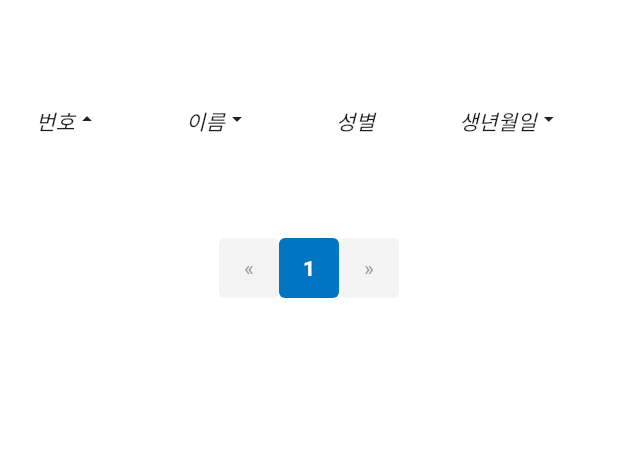
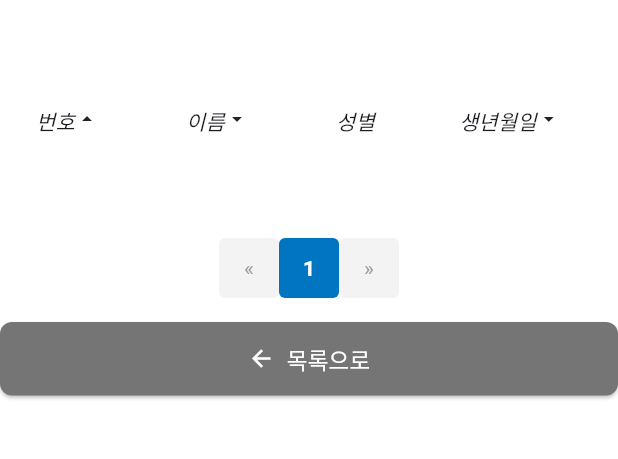
Before and after one commit to KU-BrainLab/oneclick_front, a Flutter app: the UsersPageReport screen opened by its route, on a phone screen of 412 x 824 dp, the part 233-692 px from its top. Run offline on Flutter 3.47's test engine with Material 3 defaults, Android fonts, the phone set to English and light mode, and no system bars; our stand-ins replace fl_chart, flutter_svg, go_router, hive, hive_flutter, pdf and 2 more; missing offline and left inert: dart:html; accounts and stored records are empty; network calls fail; Roboto replaces fonts that are missing (DotumBold).

Commit message:
feat: make hidden back button visible in report page
- Replace invisible white button with styled ElevatedButton.icon
- Grey background, arrow_back icon, '목록으로' label

Co-Authored-By: Claude Sonnet 4.6 <noreply@anthropic.com>

```diff
--- a/lib/page/users_page_report.dart
+++ b/lib/page/users_page_report.dart
@@ -323,23 +323,26 @@ class _UsersPageState extends State<UsersPageReport> {
                         currentPage = page;
                         initData();
                       }),
-                  OutlinedButton(
-                      style: OutlinedButton.styleFrom(
-                        shape: RoundedRectangleBorder(
-                          borderRadius: BorderRadius.circular(0),
-                        ),
-                        side: const BorderSide(width: 2, color: Colors.white),
-                        foregroundColor: Colors.white,
-                        backgroundColor: Colors.white,
-                        elevation: 10.0,
+                  const SizedBox(height: 16),
+                  ElevatedButton.icon(
+                    style: ElevatedButton.styleFrom(
+                      backgroundColor: Colors.grey.shade600,
+                      foregroundColor: Colors.white,
+                      padding: const EdgeInsets.symmetric(
+                          horizontal: 24, vertical: 14),
+                      shape: RoundedRectangleBorder(
+                        borderRadius: BorderRadius.circular(8),
                       ),
-                      onPressed: () {
-                        AppService.instance.context.go(UsersPage.route);
-                      },
-                      child: const Text(
-                        "",
-                        style: TextStyle(color: Colors.white),
-                      )),
+                    ),
+                    onPressed: () {
+                      AppService.instance.context.go(UsersPage.route);
+                    },
+                    icon: const Icon(Icons.arrow_back),
+                    label: const Text(
+                      '목록으로',
+                      style: TextStyle(fontSize: 15),
+                    ),
+                  ),
                 ],
               ),
             ),
```
